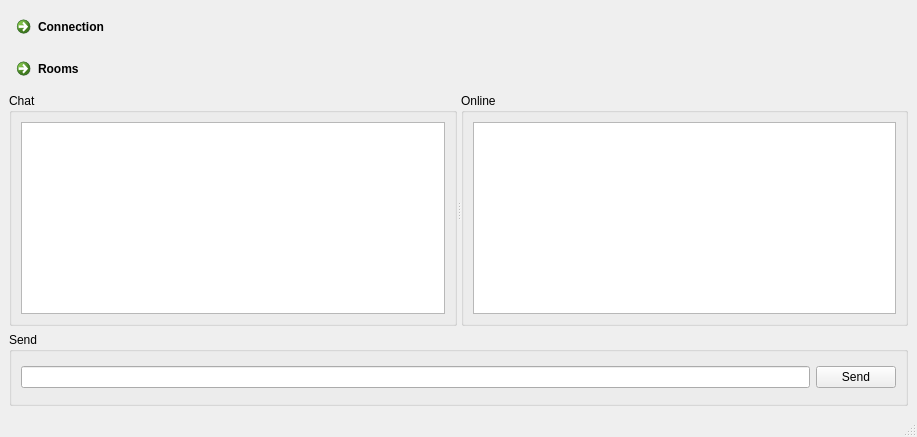
First picture: the form in src/client.ui, repository Hugo-NF/TR1-Chat, before the edit.
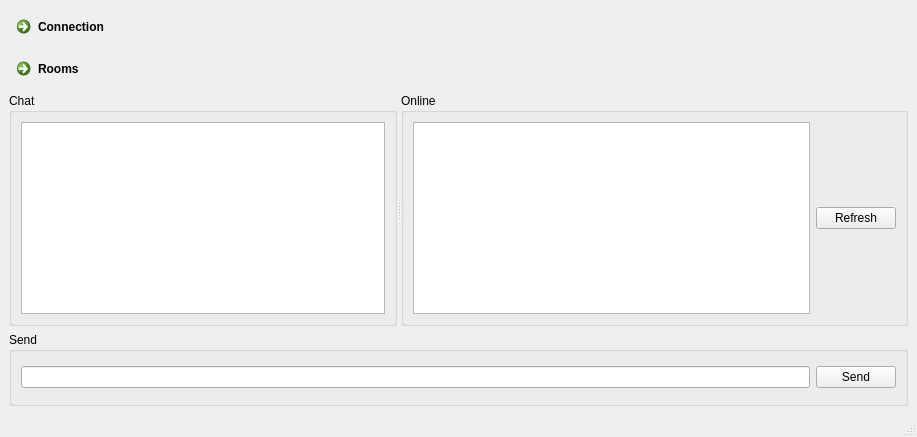
Second picture: the form after the edit.

Commit message: Refresh button added to online list. Commenting added, incluing docstrings

```diff
--- a/src/client.ui
+++ b/src/client.ui
@@ -68,6 +68,13 @@
         <item>
          <widget class="QListWidget" name="onlineList"/>
         </item>
+        <item>
+         <widget class="QPushButton" name="refreshButton">
+          <property name="text">
+           <string>Refresh</string>
+          </property>
+         </widget>
+        </item>
        </layout>
       </widget>
      </widget>
```
The commit also changes 3 other files.
